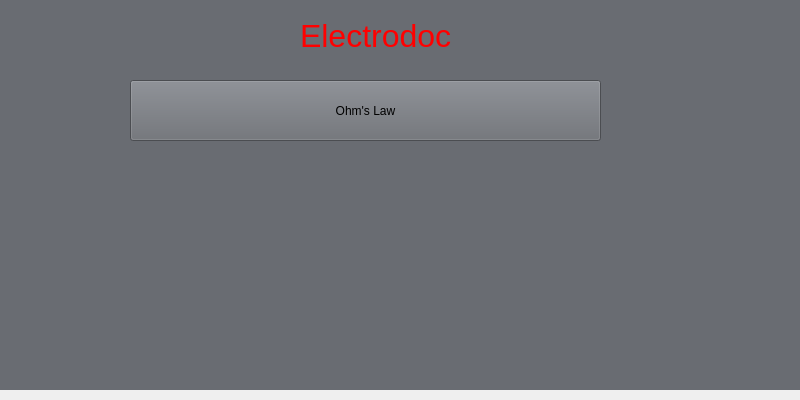
Above: Electrodoc.ui from spiandorello/electrodoc before the change. Below: the same form after it.
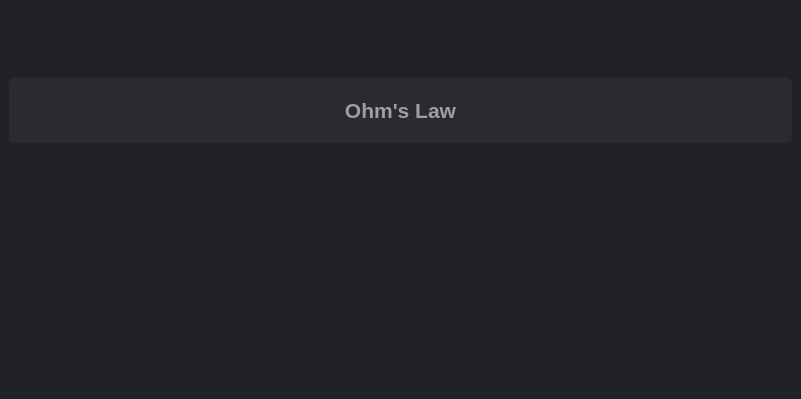
That is the form after the change.

Commit message: Change home styles

```diff
--- a/Electrodoc.ui
+++ b/Electrodoc.ui
@@ -6,81 +6,86 @@
    <rect>
     <x>0</x>
     <y>0</y>
-    <width>800</width>
-    <height>400</height>
+    <width>801</width>
+    <height>399</height>
    </rect>
   </property>
+  <property name="sizePolicy">
+   <sizepolicy hsizetype="Preferred" vsizetype="Preferred">
+    <horstretch>0</horstretch>
+    <verstretch>0</verstretch>
+   </sizepolicy>
+  </property>
   <property name="minimumSize">
    <size>
     <width>800</width>
     <height>399</height>
    </size>
   </property>
-  <property name="maximumSize">
-   <size>
-    <width>800</width>
-    <height>400</height>
-   </size>
-  </property>
   <property name="windowTitle">
    <string>Electrodoc</string>
   </property>
+  <property name="styleSheet">
+   <string notr="true">background: #202225;</string>
+  </property>
   <widget class="QStackedWidget" name="mainStack">
    <property name="geometry">
     <rect>
      <x>0</x>
-     <y>-10</y>
-     <width>800</width>
-     <height>400</height>
+     <y>0</y>
+     <width>801</width>
+     <height>221</height>
     </rect>
    </property>
-   <property name="minimumSize">
-    <size>
-     <width>800</width>
-     <height>400</height>
-    </size>
-   </property>
-   <property name="maximumSize">
-    <size>
-     <width>800</width>
-     <height>400</height>
-    </size>
+   <property name="font">
+    <font>
+     <family>Didot</family>
+     <weight>75</weight>
+     <bold>true</bold>
+    </font>
    </property>
    <property name="styleSheet">
-    <string notr="true">background: rgb(105, 108, 114)</string>
+    <string notr="true">background: #202225;</string>
+   </property>
+   <property name="frameShadow">
+    <enum>QFrame::Raised</enum>
    </property>
    <widget class="QWidget" name="page">
-    <widget class="QLabel" name="label">
-     <property name="geometry">
-      <rect>
-       <x>300</x>
-       <y>20</y>
-       <width>161</width>
-       <height>51</height>
-      </rect>
-     </property>
-     <property name="styleSheet">
-      <string notr="true">text-align: &quot;center&quot;;
-font-size: 32px;
-color: red;</string>
-     </property>
-     <property name="text">
-      <string>Electrodoc </string>
-     </property>
-    </widget>
-    <widget class="QPushButton" name="ohmsLawMenuBtn">
-     <property name="geometry">
-      <rect>
-       <x>130</x>
-       <y>90</y>
-       <width>471</width>
-       <height>61</height>
-      </rect>
-     </property>
-     <property name="text">
-      <string>Ohm's Law</string>
-     </property>
-    </widget>
+    <layout class="QGridLayout" name="gridLayout">
+     <item row="0" column="0">
+      <layout class="QVBoxLayout" name="verticalLayout">
+       <property name="spacing">
+        <number>-1</number>
+       </property>
+       <property name="sizeConstraint">
+        <enum>QLayout::SetDefaultConstraint</enum>
+       </property>
+       <item>
+        <widget class="QPushButton" name="ohmsLawMenuBtn">
+         <property name="styleSheet">
+          <string notr="true">QPushButton {
+	color: #9e9fa1;
+	font-size: 21px;
+	line-height: 1.2;
+	font-weight: 600;
+	letter-spacing: .011em;	
+	background: #292b2f;
+	border-radius: 6px;
+	outline: none;
+	padding: 20px;
+} 
+QPushButton#ohmsLawMenuBtn:hover {
+    background: #3a3e44;
+}</string>
+         </property>
+         <property name="text">
+          <string>Ohm's Law</string>
+         </property>
+        </widget>
+       </item>
+      </layout>
+     </item>
+    </layout>
    </widget>
   </widget>
  </widget>
```
The commit also changes 5 other files.
